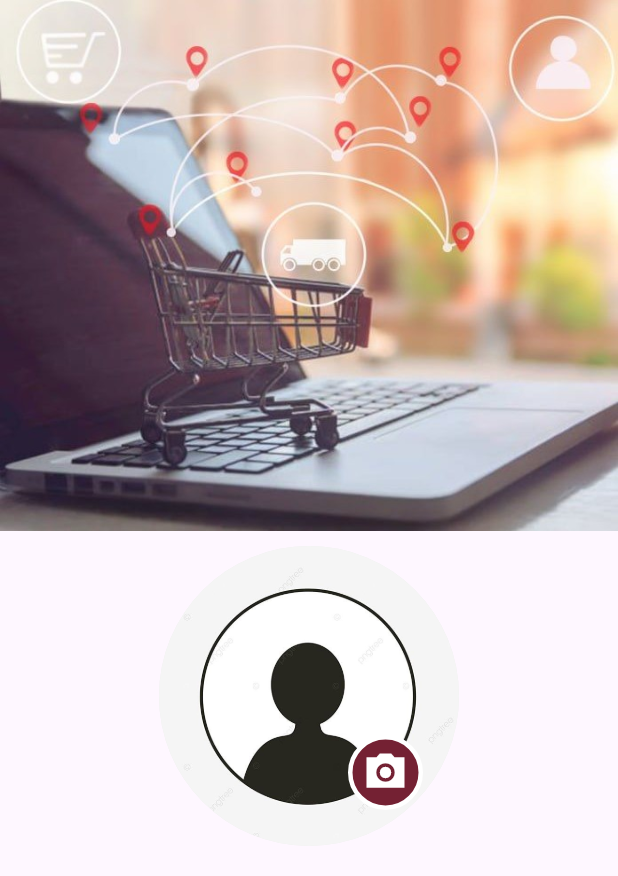
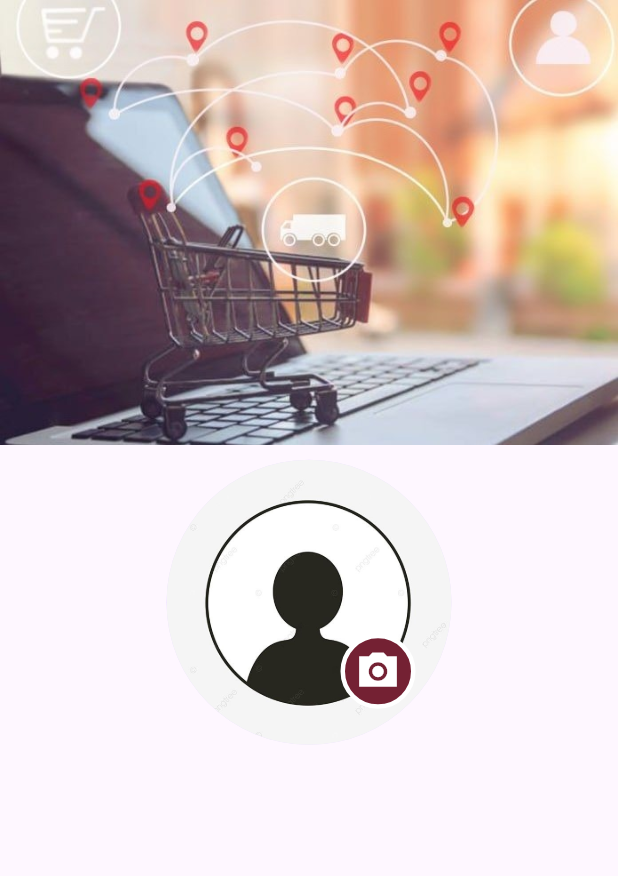
Before and after one commit to Seedrahelal/quick_deliver_app, a Flutter app: the RegisterPage screen opened directly, on a phone screen of 412 x 824 dp. Shown: the top 876 px of the screen. Run offline on Flutter 3.47's test engine with Material 3 defaults, Android fonts, the phone set to English and light mode, and no system bars.

Commit message:
edit the photo in register page

```diff
--- a/lib/widgets/pick_image_widget.dart
+++ b/lib/widgets/pick_image_widget.dart
@@ -8,10 +8,9 @@
   @override
   Widget build(BuildContext context) {
     return SizedBox(
-        width: 200,
-        height: 200,
+        width: 190,
+        height: 190,
         child: CircleAvatar(
-          backgroundColor: Colors.grey.shade200,
           backgroundImage: const AssetImage('assets/images/photo_2024-12-07_10-17-49.jpg'),
           child: Stack(
             children: [
```
Also changed, not shown: assets/images/photo.jpg.
